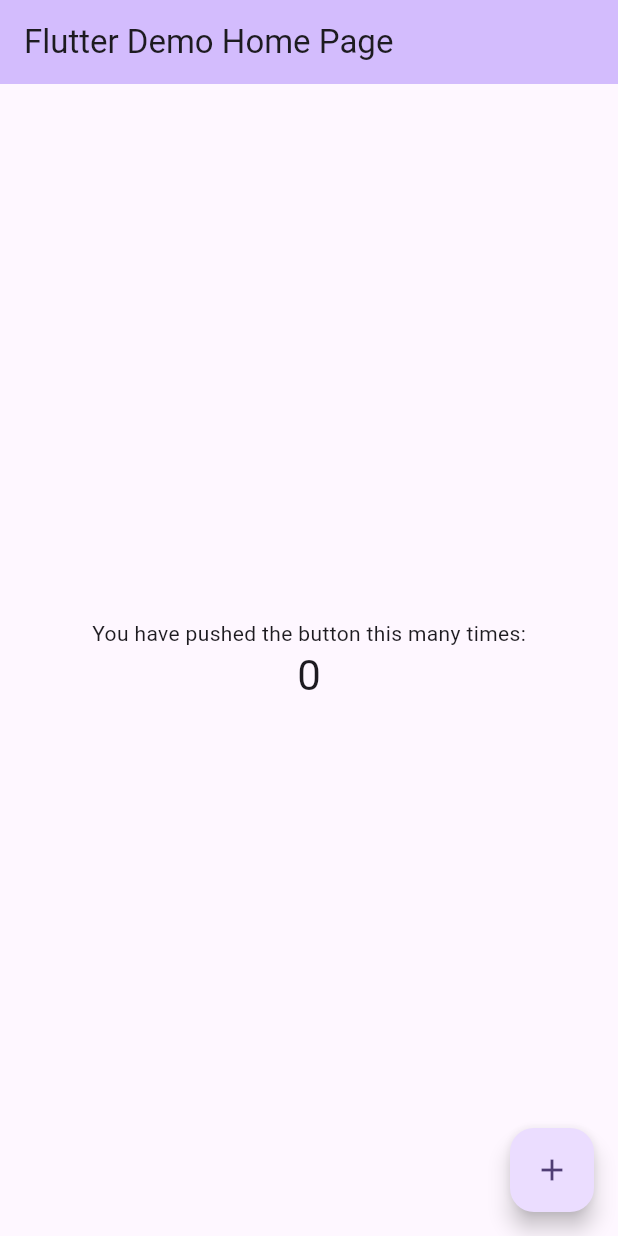
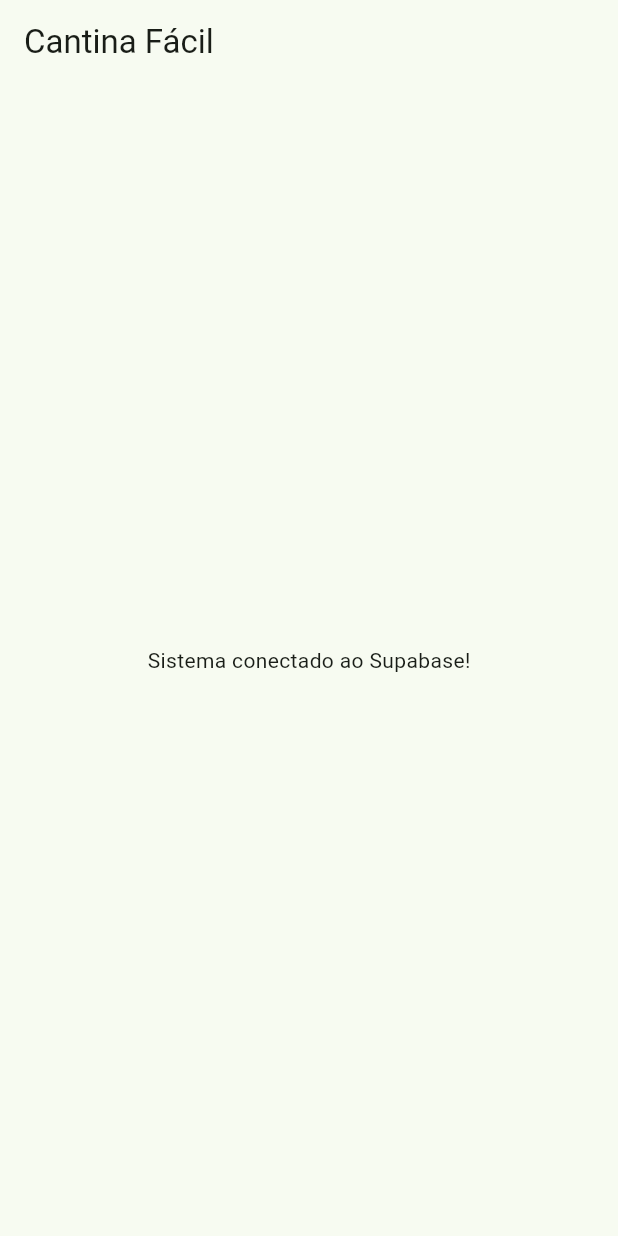
Before and after one commit to BJKMP-Squad/flutter_cantina_facil, a Flutter app: the screen it shows after launch, on a phone screen of 412 x 824 dp. Run offline on Flutter 3.47's test engine with Material 3 defaults, Android fonts, the phone set to English and light mode, and no system bars; our stand-ins replace supabase_flutter; accounts and stored records are empty.

Commit message:
Conexao com o banco de dados

```diff
--- a/lib/main.dart
+++ b/lib/main.dart
@@ -1,121 +1,47 @@
 import 'package:flutter/material.dart';
+import 'package:supabase_flutter/supabase_flutter.dart';
 
-void main() {
+Future<void> main() async {
+  WidgetsFlutterBinding.ensureInitialized();
+
+  await Supabase.initialize(
+    url: 'https://hlsbvsznkbscldncafwr.supabase.co/rest/v1/',
+    publishableKey: 'sb_publishable_3CPaL5LWM0SBRN1Qn7ZG7A_BSiOsg1U',
+  );
+
   runApp(const MyApp());
 }
 
 class MyApp extends StatelessWidget {
   const MyApp({super.key});
 
-  // This widget is the root of your application.
   @override
   Widget build(BuildContext context) {
     return MaterialApp(
-      title: 'Flutter Demo',
+      debugShowCheckedModeBanner: false,
+      title: 'Cantina Fácil',
       theme: ThemeData(
-        // This is the theme of your application.
-        //
-        // TRY THIS: Try running your application with "flutter run". You'll see
-        // the application has a purple toolbar. Then, without quitting the app,
-        // try changing the seedColor in the colorScheme below to Colors.green
-        // and then invoke "hot reload" (save your changes or press the "hot
-        // reload" button in a Flutter-supported IDE, or press "r" if you used
-        // the command line to start the app).
-        //
-        // Notice that the counter didn't reset back to zero; the application
-        // state is not lost during the reload. To reset the state, use hot
-        // restart instead.
-        //
-        // This works for code too, not just values: Most code changes can be
-        // tested with just a hot reload.
-        colorScheme: .fromSeed(seedColor: Colors.deepPurple),
+        colorScheme: ColorScheme.fromSeed(
+          seedColor: Colors.green,
+        ),
+        useMaterial3: true,
       ),
-      home: const MyHomePage(title: 'Flutter Demo Home Page'),
+      home: const HomePage(),
     );
   }
 }
 
-class MyHomePage extends StatefulWidget {
-  const MyHomePage({super.key, required this.title});
-
-  // This widget is the home page of your application. It is stateful, meaning
-  // that it has a State object (defined below) that contains fields that affect
-  // how it looks.
-
-  // This class is the configuration for the state. It holds the values (in this
-  // case the title) provided by the parent (in this case the App widget) and
-  // used by the build method of the State. Fields in a Widget subclass are
-  // always marked "final".
-
-  final String title;
-
-  @override
-  State<MyHomePage> createState() => _MyHomePageState();
-}
-
-class _MyHomePageState extends State<MyHomePage> {
-  int _counter = 0;
-
-  void _incrementCounter() {
-    setState(() {
-      // This call to setState tells the Flutter framework that something has
-      // changed in this State, which causes it to rerun the build method below
-      // so that the display can reflect the updated values. If we changed
-      // _counter without calling setState(), then the build method would not be
-      // called again, and so nothing would appear to happen.
-      _counter++;
-    });
-  }
+class HomePage extends StatelessWidget {
+  const HomePage({super.key});
 
   @override
   Widget build(BuildContext context) {
-    // This method is rerun every time setState is called, for instance as done
-    // by the _incrementCounter method above.
-    //
-    // The Flutter framework has been optimized to make rerunning build methods
-    // fast, so that you can just rebuild anything that needs updating rather
-    // than having to individually change instances of widgets.
     return Scaffold(
       appBar: AppBar(
-        // TRY THIS: Try changing the color here to a specific color (to
-        // Colors.amber, perhaps?) and trigger a hot reload to see the AppBar
-        // change color while the other colors stay the same.
-        backgroundColor: Theme.of(context).colorScheme.inversePrimary,
-        // Here we take the value from the MyHomePage object that was created by
-        // the App.build method, and use it to set our appbar title.
-        title: Text(widget.title),
+        title: const Text('Cantina Fácil'),
       ),
-      body: Center(
-        // Center is a layout widget. It takes a single child and positions it
-        // in the middle of the parent.
-        child: Column(
-          // Column is also a layout widget. It takes a list of children and
-          // arranges them vertically. By default, it sizes itself to fit its
-          // children horizontally, and tries to be as tall as its parent.
-          //
-          // Column has various properties to control how it sizes itself and
-          // how it positions its children. Here we use mainAxisAlignment to
-          // center the children vertically; the main axis here is the vertical
-          // axis because Columns are vertical (the cross axis would be
-          // horizontal).
-          //
-          // TRY THIS: Invoke "debug painting" (choose the "Toggle Debug Paint"
-          // action in the IDE, or press "p" in the console), to see the
-          // wireframe for each widget.
-          mainAxisAlignment: .center,
-          children: [
-            const Text('You have pushed the button this many times:'),
-            Text(
-              '$_counter',
-              style: Theme.of(context).textTheme.headlineMedium,
-            ),
-          ],
-        ),
-      ),
-      floatingActionButton: FloatingActionButton(
-        onPressed: _incrementCounter,
-        tooltip: 'Increment',
-        child: const Icon(Icons.add),
+      body: const Center(
+        child: Text('Sistema conectado ao Supabase!'),
       ),
     );
   }
--- a/pubspec.yaml
+++ b/pubspec.yaml
@@ -33,7 +33,9 @@ dependencies:
 
   # The following adds the Cupertino Icons font to your application.
   # Use with the CupertinoIcons class for iOS style icons.
-  cupertino_icons: ^1.0.8
+  cupertino_icons: ^2.0.0
+  supabase_flutter: ^2.18.3
+  flutter_dotenv: ^6.0.2
 
 dev_dependencies:
   flutter_test:
```
Also changed, not shown: pubspec.lock, 1 other file.
